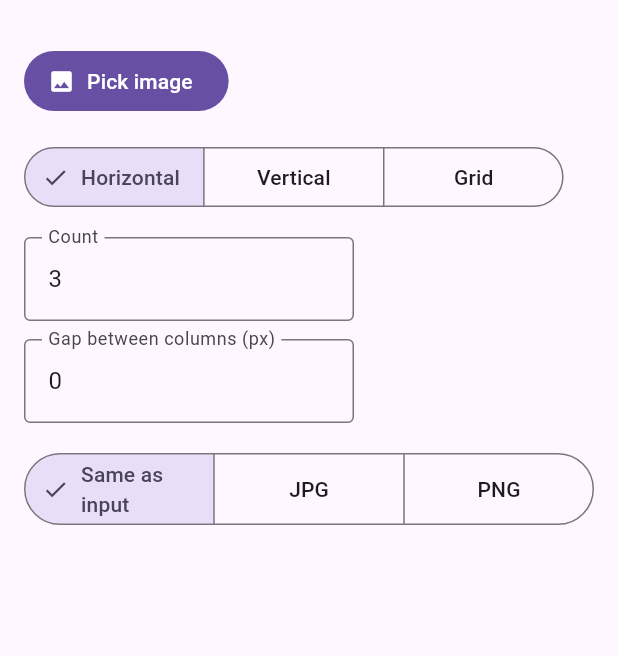
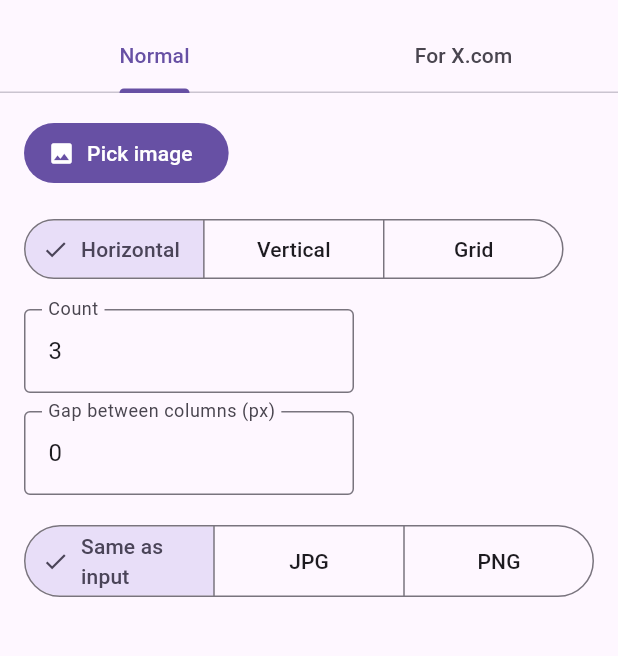
Before and after one commit to gereksizsey/photo_divider, a Flutter app: the screen it shows after launch, on a phone screen of 412 x 824 dp, the part 63-719 px from its top. Run offline on Flutter 3.47's test engine with Material 3 defaults, Android fonts, the phone set to English and light mode, and no system bars; our stand-ins replace file_picker, web; missing offline and left inert: dart:js_interop; statements that could not run were skipped.

Commit message:
Implement X.com gallery support with gap compensation and new tab for photo display

```diff
--- a/lib/main.dart
+++ b/lib/main.dart
@@ -1,4 +1,5 @@
 import 'dart:async';
+import 'dart:math';
 import 'dart:ui' as ui;
 
 import 'package:file_picker/file_picker.dart';
@@ -10,6 +11,8 @@ import 'download.dart';
 import 'drop.dart';
 import 'heic.dart';
 import 'split.dart';
+
+part 'x_mode.dart';
 
 /// App-wide so the spinner also covers the viewer route.
 final _busy = ValueNotifier(false);
@@ -59,6 +62,40 @@ enum Mode { horizontal, vertical, grid }
 // shortcut: hard cap so a typo like 1000x1000 can't hang the tab; raise if real users need more.
 const _maxPieces = 400;
 
+/// Scrollable page, content centred and at most 900 px wide.
+Widget _page(List<Widget> children) => ListView(
+  padding: const EdgeInsets.all(16),
+  children: [
+    Center(
+      child: ConstrainedBox(
+        constraints: const BoxConstraints(maxWidth: 900),
+        child: Column(crossAxisAlignment: CrossAxisAlignment.start, spacing: 16, children: children),
+      ),
+    ),
+  ],
+);
+
+Widget _numField(
+  String label,
+  String value,
+  void Function(String) onChanged, {
+  bool decimal = false,
+  bool enabled = true,
+  String? hint,
+  Key? key,
+}) => SizedBox(
+  width: 220,
+  child: TextFormField(
+    key: key ?? ValueKey(label), // fields swap when the mode changes; keep each one's own text
+    initialValue: value,
+    enabled: enabled,
+    decoration: InputDecoration(labelText: label, hintText: hint, border: const OutlineInputBorder()),
+    keyboardType: TextInputType.numberWithOptions(decimal: decimal),
+    inputFormatters: [FilteringTextInputFormatter.allow(RegExp(decimal ? r'[0-9.]' : r'[0-9]'))],
+    onChanged: onChanged,
+  ),
+);
+
 class HomePage extends StatefulWidget {
   const HomePage({super.key});
 
@@ -76,6 +113,7 @@ class _HomePageState extends State<HomePage> {
   int _n = 3, _rows = 2, _cols = 3, _gapX = 0, _gapY = 0;
   OutFormat _out = OutFormat.same;
   int _quality = 100;
+  int _tab = 0; // 0: Normal, 1: For X.com
 
   int get _r => switch (_mode) { Mode.horizontal => 1, Mode.vertical => _n, Mode.grid => _rows };
   int get _c => switch (_mode) { Mode.horizontal => _n, Mode.vertical => 1, Mode.grid => _cols };
@@ -197,8 +235,9 @@ class _HomePageState extends State<HomePage> {
 
   void _download(Piece p) => downloadBytes(encodePiece(_src!, p, _ext, _quality), _fileName(p));
 
-  Future<void> _downloadAll(List<Piece> pieces) => _run(() async {
-    final files = {for (final p in pieces) _fileName(p): encodePiece(_src!, p, _ext, _quality)};
+  /// [encode] runs once the spinner shows and returns name -> bytes in download order.
+  Future<void> _downloadAll(Map<String, Uint8List> Function() encode) => _run(() async {
+    final files = encode();
     if (!preferShare) return _downloadFiles(files);
     if (tapStillActive) return _shareOrDownload(files);
     // Encoding outlasted the tap and the share sheet needs a recent one: ask for another.
@@ -224,17 +263,8 @@ class _HomePageState extends State<HomePage> {
     }
   }
 
-  Widget _intField(String label, int value, void Function(int) set) => SizedBox(
-    width: 220,
-    child: TextFormField(
-      key: ValueKey(label), // fields swap when the mode changes; keep each one's own text
-      initialValue: '$value',
-      decoration: InputDecoration(labelText: label, border: const OutlineInputBorder()),
-      keyboardType: TextInputType.number,
-      inputFormatters: [FilteringTextInputFormatter.digitsOnly],
-      onChanged: (s) => setState(() => set(int.tryParse(s) ?? 0)),
-    ),
-  );
+  Widget _intField(String label, int value, void Function(int) set) =>
+      _numField(label, '$value', (s) => setState(() => set(int.tryParse(s) ?? 0)));
 
   @override
   Widget build(BuildContext context) {
@@ -253,49 +283,16 @@ class _HomePageState extends State<HomePage> {
       }
     }
 
-    return Scaffold(
-      appBar: AppBar(title: const Text('Photo Divider')),
-      body: ListView(
-        padding: const EdgeInsets.all(16),
-        children: [
-          Center(
-            child: ConstrainedBox(
-              constraints: const BoxConstraints(maxWidth: 900),
-              child: Column(
-                crossAxisAlignment: CrossAxisAlignment.start,
-                spacing: 16,
-                children: [
-                  Wrap(
+    // Shared by both tabs: same picked image, same output format.
+    final header = Wrap(
       spacing: 12,
       crossAxisAlignment: WrapCrossAlignment.center,
       children: [
         FilledButton.icon(onPressed: _pick, icon: const Icon(Icons.image), label: const Text('Pick image')),
         if (src != null) Text('$_name  ·  ${src.width}×${src.height}'),
       ],
-                  ),
-                  SegmentedButton<Mode>(
-                    segments: const [
-                      ButtonSegment(value: Mode.horizontal, label: Text('Horizontal')),
-                      ButtonSegment(value: Mode.vertical, label: Text('Vertical')),
-                      ButtonSegment(value: Mode.grid, label: Text('Grid')),
-                    ],
-                    selected: {_mode},
-                    onSelectionChanged: (s) => setState(() => _mode = s.first),
-                  ),
-                  Wrap(
-                    spacing: 12,
-                    runSpacing: 12,
-                    children: [
-                      if (_mode == Mode.grid) ...[
-                        _intField('Rows', _rows, (v) => _rows = v),
-                        _intField('Columns', _cols, (v) => _cols = v),
-                      ] else
-                        _intField('Count', _n, (v) => _n = v),
-                      if (_mode != Mode.vertical) _intField('Gap between columns (px)', _gapX, (v) => _gapX = v),
-                      if (_mode != Mode.horizontal) _intField('Gap between rows (px)', _gapY, (v) => _gapY = v),
-                    ],
-                  ),
-                  Wrap(
+    );
+    final formatControls = Wrap(
       spacing: 16,
       runSpacing: 8,
       crossAxisAlignment: WrapCrossAlignment.center,
@@ -328,7 +325,47 @@ class _HomePageState extends State<HomePage> {
             ),
           ),
       ],
+    );
+
+    return DefaultTabController(
+      length: 2,
+      child: Scaffold(
+        appBar: AppBar(
+          title: const Text('Photo Divider'),
+          bottom: TabBar(
+            onTap: (i) => setState(() => _tab = i),
+            tabs: const [Tab(text: 'Normal'), Tab(text: 'For X.com')],
           ),
+        ),
+        // IndexedStack keeps each tab's settings and scroll position while the other is shown.
+        body: IndexedStack(
+          index: _tab,
+          children: [
+            _page([
+                  header,
+                  SegmentedButton<Mode>(
+                    segments: const [
+                      ButtonSegment(value: Mode.horizontal, label: Text('Horizontal')),
+                      ButtonSegment(value: Mode.vertical, label: Text('Vertical')),
+                      ButtonSegment(value: Mode.grid, label: Text('Grid')),
+                    ],
+                    selected: {_mode},
+                    onSelectionChanged: (s) => setState(() => _mode = s.first),
+                  ),
+                  Wrap(
+                    spacing: 12,
+                    runSpacing: 12,
+                    children: [
+                      if (_mode == Mode.grid) ...[
+                        _intField('Rows', _rows, (v) => _rows = v),
+                        _intField('Columns', _cols, (v) => _cols = v),
+                      ] else
+                        _intField('Count', _n, (v) => _n = v),
+                      if (_mode != Mode.vertical) _intField('Gap between columns (px)', _gapX, (v) => _gapX = v),
+                      if (_mode != Mode.horizontal) _intField('Gap between rows (px)', _gapY, (v) => _gapY = v),
+                    ],
+                  ),
+                  formatControls,
                   if (error != null) Text(error, style: TextStyle(color: Theme.of(context).colorScheme.error)),
                   if (src != null)
                     Center(
@@ -345,7 +382,9 @@ class _HomePageState extends State<HomePage> {
                     ),
                   if (pieces.isNotEmpty) ...[
                     FilledButton.icon(
-                      onPressed: () => _downloadAll(pieces),
+                      onPressed: () => _downloadAll(
+                        () => {for (final p in pieces) _fileName(p): encodePiece(src!, p, _ext, _quality)},
+                      ),
                       icon: const Icon(Icons.download),
                       label: Text('Download all (${pieces.length})'),
                     ),
@@ -381,11 +420,19 @@ class _HomePageState extends State<HomePage> {
                       ),
                     ),
                   ],
+            ]),
+            _XTab(
+              header: header,
+              formatControls: formatControls,
+              src: src,
+              view: view,
+              base: _base,
+              ext: _ext,
+              quality: _quality,
+              saveAll: _downloadAll,
+            ),
           ],
         ),
-            ),
-          ),
-        ],
       ),
     );
   }
```
Also changed, not shown: lib/split.dart (+27 -0 lines), lib/x_mode.dart (added, +454 -0 lines), 1 other file. Lines whose indentation alone changed are shown as unchanged.
